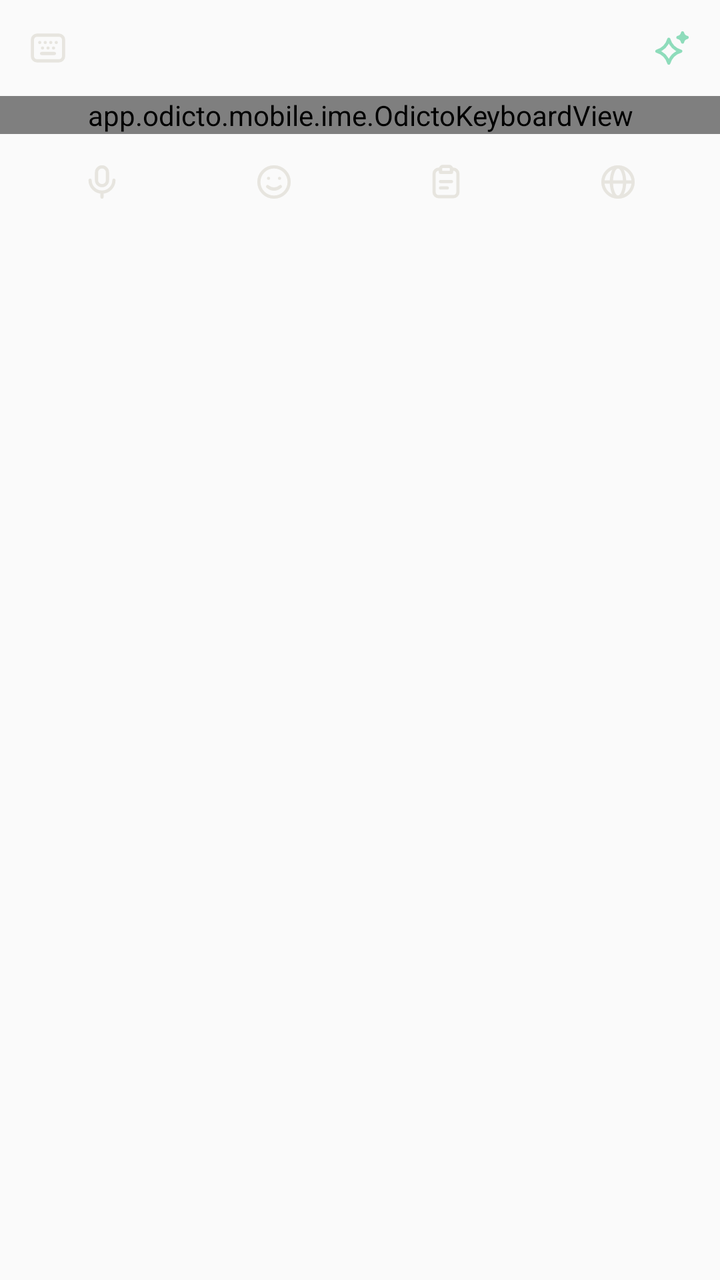
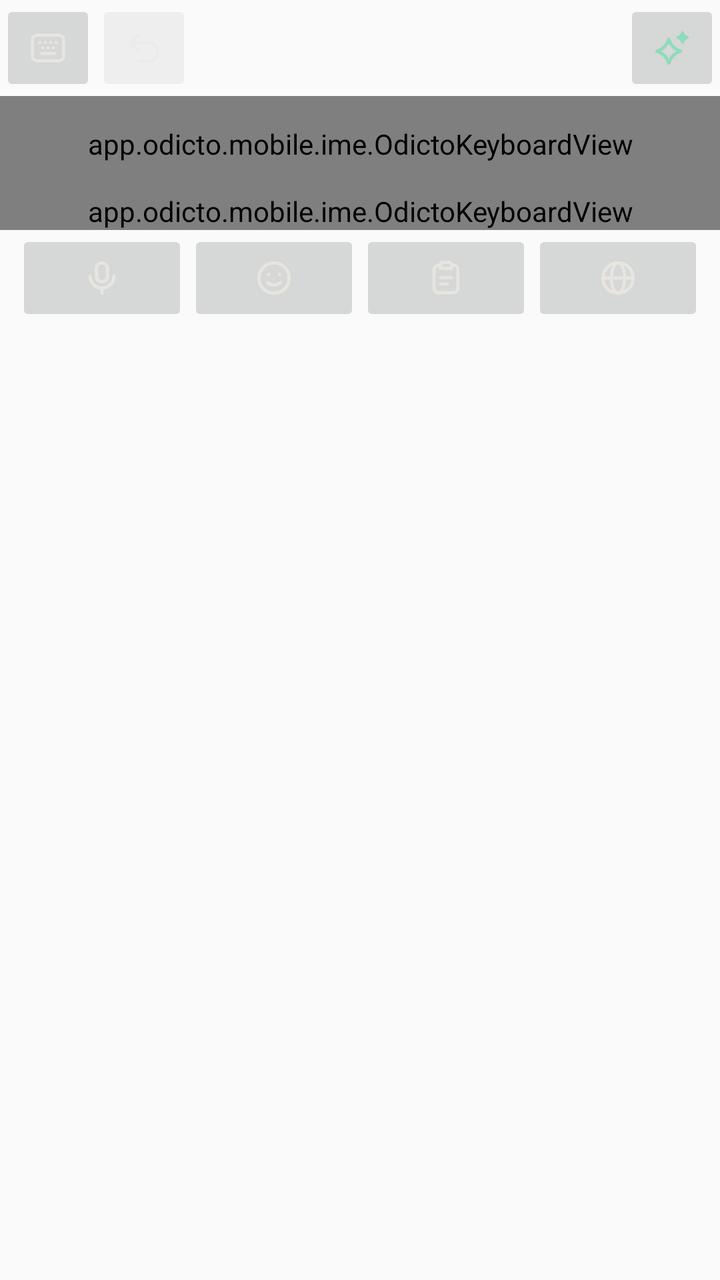

Before-and-after screenshots of an Android layout around one commit, followed by the original layout XML and the change that was made.
<!-- AndroidManifest.xml: application theme AppTheme -->
<!-- res/layout/ime_keyboard.xml -->
<?xml version="1.0" encoding="utf-8"?>
<FrameLayout xmlns:android="http://schemas.android.com/apk/res/android"
    android:layout_width="match_parent"
    android:layout_height="wrap_content">

    <LinearLayout
        android:id="@+id/ime_column"
        android:layout_width="match_parent"
        android:layout_height="wrap_content"
        android:layout_gravity="center_horizontal"
        android:orientation="vertical"
        android:paddingBottom="0dp">

        <LinearLayout
            android:id="@+id/ime_top_controls"
            android:layout_width="match_parent"
            android:layout_height="wrap_content"
            android:orientation="vertical">

            
            
            <FrameLayout
                android:id="@+id/ime_top_row"
                android:layout_width="match_parent"
                android:layout_height="48dp"
                android:layoutDirection="ltr">

                <ImageButton
                    android:id="@+id/ime_keyboard_toggle"
                    android:layout_width="48dp"
                    android:layout_height="48dp"
                    android:layout_gravity="top|start"
                    android:background="@drawable/odicto_toolbar_button"
                    android:contentDescription="Show keyboard"
                    android:padding="13dp"
                    android:scaleType="fitCenter"
                    android:src="@drawable/odicto_ic_keyboard"
                    android:tint="@color/odicto_toolbar_icon" />

                <ImageButton
                    android:id="@+id/ime_polish"
                    android:layout_width="48dp"
                    android:layout_height="48dp"
                    android:layout_gravity="top|end"
                    android:background="@drawable/odicto_toolbar_button"
                    android:contentDescription="Polish all text in this field"
                    android:padding="13dp"
                    android:scaleType="fitCenter"
                    android:src="@drawable/odicto_ic_polish"
                    android:tint="@color/odicto_accent" />

                
                <FrameLayout
                    android:id="@+id/ime_assistance"
                    android:layout_width="match_parent"
                    android:layout_height="48dp"
                    android:layout_gravity="top|start"
                    android:background="@color/odicto_keyboard_background"
                    android:visibility="gone">

                    <LinearLayout
                        android:id="@+id/ime_suggestions"
                        android:layout_width="match_parent"
                        android:layout_height="match_parent"
                        android:orientation="horizontal"
                        android:gravity="center_vertical"
                        android:contentDescription="Spelling suggestions"
                        android:visibility="gone" />

                    <TextView
                        android:id="@+id/ime_polish_status"
                        android:layout_width="match_parent"
                        android:layout_height="match_parent"
                        android:gravity="center_vertical|start"
                        android:lines="1"
                        android:maxLines="1"
                        android:ellipsize="end"
                        android:clickable="false"
                        android:focusable="false"
                        android:paddingStart="8dp"
                        android:paddingEnd="8dp"
                        android:textColor="@color/odicto_accent"
                        android:textSize="13sp"
                        android:visibility="invisible" />
                </FrameLayout>
            </FrameLayout>
        </LinearLayout>

        <LinearLayout
            android:id="@+id/ime_typing_area"
            android:layout_width="match_parent"
            android:layout_height="wrap_content"
            android:layout_weight="1"
            android:orientation="vertical">

            
            <FrameLayout
                android:id="@+id/ime_content"
                android:layout_width="match_parent"
                android:layout_height="wrap_content">

                <app.odicto.mobile.ime.OdictoKeyboardView
                    android:id="@+id/ime_keyboard"
                    android:layout_width="match_parent"
                    android:layout_height="wrap_content"
                    android:background="@color/odicto_keyboard_background" />

                <LinearLayout
                    android:id="@+id/emoji_panel"
                    android:layout_width="match_parent"
                    android:layout_height="match_parent"
                    android:background="@color/odicto_keyboard_background"
                    android:elevation="4dp"
                    android:orientation="vertical"
                    android:paddingStart="6dp"
                    android:paddingEnd="6dp"
                    android:visibility="gone" />

                <LinearLayout
                    android:id="@+id/clipboard_panel"
                    android:layout_width="match_parent"
                    android:layout_height="match_parent"
                    android:background="@color/odicto_keyboard_background"
                    android:elevation="4dp"
                    android:orientation="vertical"
                    android:paddingStart="6dp"
                    android:paddingEnd="6dp"
                    android:visibility="gone" />

                
                <TextView
                    android:id="@+id/ime_notice"
                    android:layout_width="match_parent"
                    android:layout_height="wrap_content"
                    android:layout_gravity="bottom"
                    android:layout_margin="8dp"
                    android:background="@drawable/odicto_key_background"
                    android:gravity="center"
                    android:padding="10dp"
                    android:textColor="#E7E5DF"
                    android:textSize="13sp"
                    android:visibility="gone" />
            </FrameLayout>

            
            <include
                android:id="@+id/function_row"
                layout="@layout/ime_function_row" />

        </LinearLayout>

    </LinearLayout>
</FrameLayout>
<!-- res/layout/ime_function_row.xml (included above) -->
<?xml version="1.0" encoding="utf-8"?>
<LinearLayout xmlns:android="http://schemas.android.com/apk/res/android"
    android:id="@+id/function_row"
    android:layout_width="match_parent"
    android:layout_height="48dp"
    android:background="@android:color/transparent"
    android:baselineAligned="false"
    android:gravity="center_vertical"
    android:orientation="horizontal"
    android:paddingStart="8dp"
    android:paddingEnd="8dp">

    <ImageButton
        android:id="@+id/function_mic"
        android:layout_width="0dp"
        android:layout_height="48dp"
        android:layout_weight="1"
        android:background="@drawable/odicto_toolbar_button"
        android:contentDescription="Hold to speak. Double tap for voice options."
        android:padding="13dp"
        android:scaleType="fitCenter"
        android:src="@drawable/odicto_ic_mic"
        android:tint="@color/odicto_toolbar_icon" />

    <ImageButton
        android:id="@+id/function_emoji"
        android:layout_width="0dp"
        android:layout_height="48dp"
        android:layout_weight="1"
        android:background="@drawable/odicto_toolbar_button"
        android:contentDescription="Emoji"
        android:padding="13dp"
        android:scaleType="fitCenter"
        android:src="@drawable/odicto_ic_emoji"
        android:tint="@color/odicto_toolbar_icon" />

    <ImageButton
        android:id="@+id/function_clipboard"
        android:layout_width="0dp"
        android:layout_height="48dp"
        android:layout_weight="1"
        android:background="@drawable/odicto_toolbar_button"
        android:contentDescription="Clipboard"
        android:padding="13dp"
        android:scaleType="fitCenter"
        android:src="@drawable/odicto_ic_clipboard"
        android:tint="@color/odicto_toolbar_icon" />

    <ImageButton
        android:id="@+id/function_switch"
        android:layout_width="0dp"
        android:layout_height="48dp"
        android:layout_weight="1"
        android:background="@drawable/odicto_toolbar_button"
        android:contentDescription="Switch to the next keyboard"
        android:padding="13dp"
        android:scaleType="fitCenter"
        android:src="@drawable/odicto_ic_switch_keyboard"
        android:tint="@color/odicto_toolbar_icon" />
</LinearLayout>
<!-- resources referenced by this layout -->
<resources>
  <color name="odicto_accent">#FF8EDCBB</color>
  <color name="odicto_keyboard_background">#FF17191C</color>
  <color name="odicto_toolbar_icon">#FFE7E5DF</color>
  <!-- drawable odicto_ic_mic (drawable) -->
  <?xml version="1.0" encoding="utf-8"?>
  <vector xmlns:android="http://schemas.android.com/apk/res/android"
      android:width="24dp" android:height="24dp"
      android:viewportWidth="24" android:viewportHeight="24">
      <path android:fillColor="#00000000" android:strokeColor="#FFFFFFFF" android:strokeWidth="1.75" android:strokeLineCap="round" android:strokeLineJoin="round"
          android:pathData="M9,6.75 A3,3 0 0 1 15,6.75 V11 A3,3 0 0 1 9,11 Z" />
      <path android:fillColor="#00000000" android:strokeColor="#FFFFFFFF" android:strokeWidth="1.75" android:strokeLineCap="round" android:strokeLineJoin="round"
          android:pathData="M5.5,11 A6.5,6.5 0 0 0 18.5,11" />
      <path android:fillColor="#00000000" android:strokeColor="#FFFFFFFF" android:strokeWidth="1.75" android:strokeLineCap="round" android:strokeLineJoin="round"
          android:pathData="M12,17.5 V20.25" />
  </vector>
  <!-- drawable odicto_ic_polish (drawable) -->
  <?xml version="1.0" encoding="utf-8"?>
  <vector xmlns:android="http://schemas.android.com/apk/res/android"
      android:width="24dp" android:height="24dp"
      android:viewportWidth="24" android:viewportHeight="24">
      <path android:fillColor="#00000000" android:strokeColor="#FFFFFFFF" android:strokeWidth="1.75" android:strokeLineCap="round" android:strokeLineJoin="round"
          android:pathData="M10.25,7.25 Q11.75,12.25 16.75,13.75 Q11.75,15.25 10.25,20.25 Q8.75,15.25 3.75,13.75 Q8.75,12.25 10.25,7.25 Z" />
      <path android:fillColor="#FFFFFFFF" android:strokeColor="#FFFFFFFF" android:strokeWidth="1.75" android:strokeLineCap="round" android:strokeLineJoin="round"
          android:pathData="M17.75,3.75 Q18.2,5.8 20.25,6.25 Q18.2,6.7 17.75,8.75 Q17.3,6.7 15.25,6.25 Q17.3,5.8 17.75,3.75 Z" />
  </vector>
  <!-- drawable odicto_key_background (drawable) -->
  <?xml version="1.0" encoding="utf-8"?>
  <selector xmlns:android="http://schemas.android.com/apk/res/android">
      <item android:state_pressed="true">
          <shape android:shape="rectangle">
              <solid android:color="#303438" />
              <corners android:radius="10dp" />
              <stroke android:width="1dp" android:color="#4A5055" />
          </shape>
      </item>
      <item android:state_enabled="false">
          <shape android:shape="rectangle">
              <solid android:color="#212326" />
              <corners android:radius="10dp" />
              <stroke android:width="1dp" android:color="#282B2E" />
          </shape>
      </item>
      <item>
          <shape android:shape="rectangle">
              <solid android:color="#282B2E" />
              <corners android:radius="10dp" />
              <stroke android:width="1dp" android:color="#3B4044" />
          </shape>
      </item>
  </selector>
  <!-- drawable odicto_toolbar_button (drawable) -->
  <?xml version="1.0" encoding="utf-8"?>
  <ripple xmlns:android="http://schemas.android.com/apk/res/android" android:color="#26FFFFFF">
      <item android:id="@android:id/mask">
          <inset android:inset="4dp">
              <shape android:shape="oval"><solid android:color="#FFFFFFFF" /></shape>
          </inset>
      </item>
      <item>
          <selector>
              <item android:state_selected="true">
                  <inset android:inset="6dp">
                      <shape android:shape="oval"><solid android:color="#FF282B2E" /></shape>
                  </inset>
              </item>
              <item><color android:color="#00000000" /></item>
          </selector>
      </item>
  </ripple>
  <style name="AppTheme" parent="Theme.AppCompat.Light.DarkActionBar">
          
          <item name="colorPrimary">@color/colorPrimary</item>
          <item name="colorPrimaryDark">@color/colorPrimaryDark</item>
          <item name="colorAccent">@color/colorAccent</item>
      </style>
  <!-- unchanged entries left out for length: 4 -->
</resources>

<!-- the commit's change to res/layout/ime_keyboard.xml (unified diff, before → after) -->
@@ -30,19 +30,31 @@
                     android:layout_width="48dp"
                     android:layout_height="48dp"
                     android:layout_gravity="top|start"
-                    android:background="@drawable/odicto_toolbar_button"
                     android:contentDescription="Show keyboard"
                     android:padding="13dp"
                     android:scaleType="fitCenter"
                     android:src="@drawable/odicto_ic_keyboard"
                     android:tint="@color/odicto_toolbar_icon" />
 
+                
+                <ImageButton
+                    android:id="@+id/ime_undo"
+                    android:layout_width="48dp"
+                    android:layout_height="48dp"
+                    android:layout_gravity="top|start"
+                    android:layout_marginStart="48dp"
+                    android:alpha="0.35"
+                    android:contentDescription="Undo last polish"
+                    android:padding="13dp"
+                    android:scaleType="fitCenter"
+                    android:src="@drawable/odicto_ic_undo"
+                    android:tint="@color/odicto_toolbar_icon" />
+
                 <ImageButton
                     android:id="@+id/ime_polish"
                     android:layout_width="48dp"
                     android:layout_height="48dp"
                     android:layout_gravity="top|end"
-                    android:background="@drawable/odicto_toolbar_button"
                     android:contentDescription="Polish all text in this field"
                     android:padding="13dp"
                     android:scaleType="fitCenter"
@@ -83,7 +95,23 @@
                         android:textSize="13sp"
                         android:visibility="invisible" />
                 </FrameLayout>
+
+                
+                <FrameLayout
+                    android:id="@+id/ime_paste"
+                    android:layout_width="match_parent"
+                    android:layout_height="48dp"
+                    android:layout_gravity="top|start"
+                    android:background="@color/odicto_keyboard_background"
+                    android:visibility="gone" />
             </FrameLayout>
+
+            
+            <app.odicto.mobile.ime.OdictoKeyboardView
+                android:id="@+id/ime_quick_keys"
+                android:layout_width="match_parent"
+                android:layout_height="48dp"
+                android:layoutDirection="ltr" />
         </LinearLayout>
 
         <LinearLayout
@@ -169,7 +197,6 @@
         android:layout_width="0dp"
         android:layout_height="48dp"
         android:layout_weight="1"
-        android:background="@drawable/odicto_toolbar_button"
         android:contentDescription="Hold to speak. Double tap for voice options."
         android:padding="13dp"
         android:scaleType="fitCenter"
@@ -181,7 +208,6 @@
         android:layout_width="0dp"
         android:layout_height="48dp"
         android:layout_weight="1"
-        android:background="@drawable/odicto_toolbar_button"
         android:contentDescription="Emoji"
         android:padding="13dp"
         android:scaleType="fitCenter"
@@ -193,7 +219,6 @@
         android:layout_width="0dp"
         android:layout_height="48dp"
         android:layout_weight="1"
-        android:background="@drawable/odicto_toolbar_button"
         android:contentDescription="Clipboard"
         android:padding="13dp"
         android:scaleType="fitCenter"
@@ -205,7 +230,6 @@
         android:layout_width="0dp"
         android:layout_height="48dp"
         android:layout_weight="1"
-        android:background="@drawable/odicto_toolbar_button"
         android:contentDescription="Switch to the next keyboard"
         android:padding="13dp"
         android:scaleType="fitCenter"
<!-- resource entries referenced after the edit -->
@@ -25,6 +25,16 @@
       <path android:fillColor="#FFFFFFFF" android:strokeColor="#FFFFFFFF" android:strokeWidth="1.75" android:strokeLineCap="round" android:strokeLineJoin="round"
           android:pathData="M17.75,3.75 Q18.2,5.8 20.25,6.25 Q18.2,6.7 17.75,8.75 Q17.3,6.7 15.25,6.25 Q17.3,5.8 17.75,3.75 Z" />
   </vector>
+  <!-- drawable odicto_ic_undo (drawable) -->
+  <?xml version="1.0" encoding="utf-8"?>
+  <vector xmlns:android="http://schemas.android.com/apk/res/android"
+      android:width="24dp" android:height="24dp"
+      android:viewportWidth="24" android:viewportHeight="24">
+      <path android:fillColor="#00000000" android:strokeColor="#FFFFFFFF" android:strokeWidth="1.75" android:strokeLineCap="round" android:strokeLineJoin="round"
+          android:pathData="M9.25,4.75 L4.75,9.25 L9.25,13.75" />
+      <path android:fillColor="#00000000" android:strokeColor="#FFFFFFFF" android:strokeWidth="1.75" android:strokeLineCap="round" android:strokeLineJoin="round"
+          android:pathData="M4.75,9.25 H14.25 A5,5 0 0 1 14.25,19.25 H9.75" />
+  </vector>
   <!-- drawable odicto_key_background (drawable) -->
   <?xml version="1.0" encoding="utf-8"?>
   <selector xmlns:android="http://schemas.android.com/apk/res/android">
@@ -50,25 +60,6 @@
           </shape>
       </item>
   </selector>
-  <!-- drawable odicto_toolbar_button (drawable) -->
-  <?xml version="1.0" encoding="utf-8"?>
-  <ripple xmlns:android="http://schemas.android.com/apk/res/android" android:color="#26FFFFFF">
-      <item android:id="@android:id/mask">
-          <inset android:inset="4dp">
-              <shape android:shape="oval"><solid android:color="#FFFFFFFF" /></shape>
-          </inset>
-      </item>
-      <item>
-          <selector>
-              <item android:state_selected="true">
-                  <inset android:inset="6dp">
-                      <shape android:shape="oval"><solid android:color="#FF282B2E" /></shape>
-                  </inset>
-              </item>
-              <item><color android:color="#00000000" /></item>
-          </selector>
-      </item>
-  </ripple>
   <style name="AppTheme" parent="Theme.AppCompat.Light.DarkActionBar">
           
           <item name="colorPrimary">@color/colorPrimary</item>
